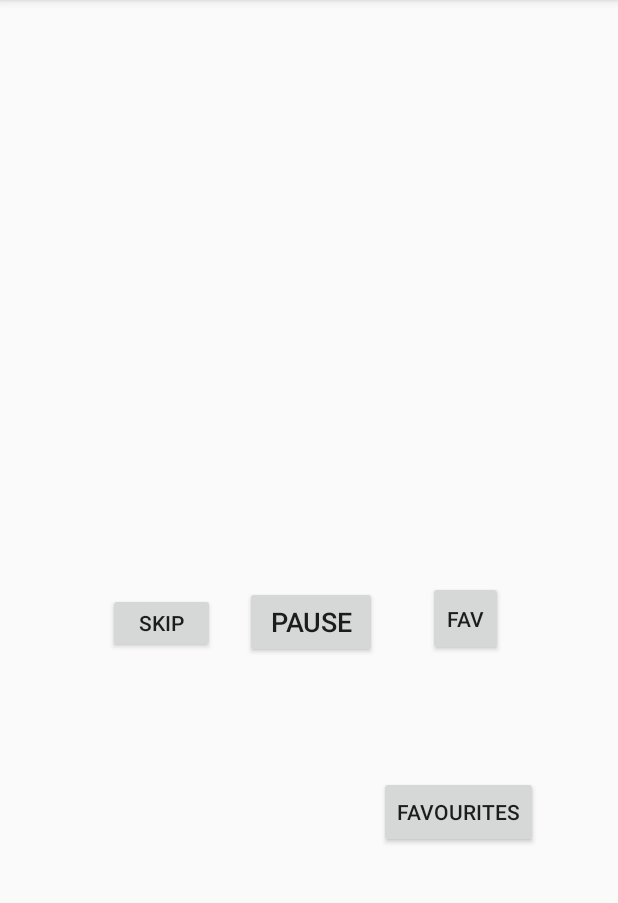
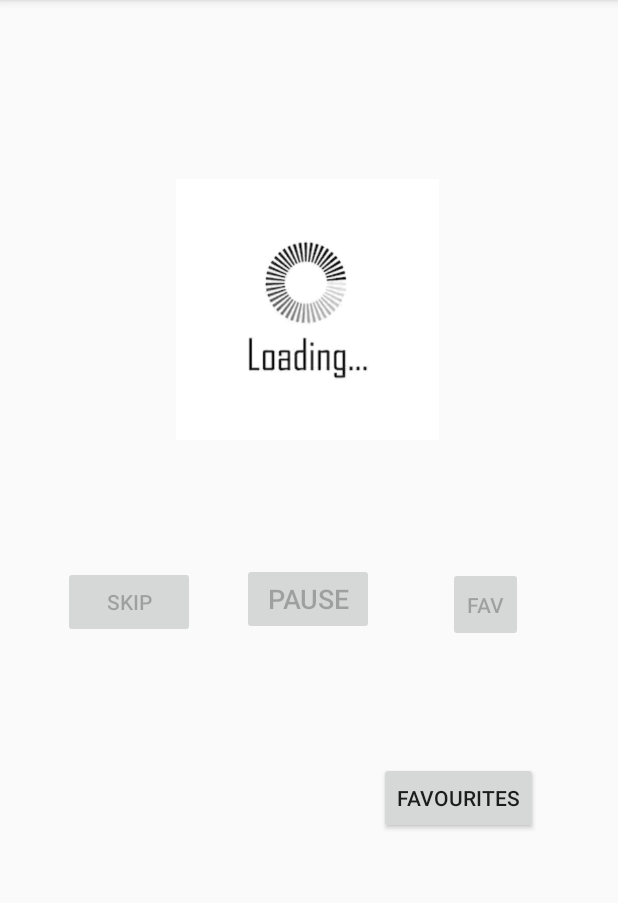
Before and after one commit to iam-Myr/Weather_Tunes, an Android app: the screen it shows after launch (MainActivity), on a phone screen of 412 x 824 dp, the part 84-987 px from its top. Run offline under Robolectric (Android 15) with nearby library versions, the phone set to English and light mode, and no system bars; our stand-ins replace Picasso; pictures from the network do not load.

Commit message:
Some UI improvements (listview, images...)

```diff
--- a/app/src/main/java/com/example/weathertunes/MainActivity.java
+++ b/app/src/main/java/com/example/weathertunes/MainActivity.java
@@ -27,14 +27,17 @@ import java.util.Random;
 import static android.Manifest.permission.ACCESS_FINE_LOCATION;
 import static android.content.pm.ActivityInfo.SCREEN_ORIENTATION_PORTRAIT;
 
+
 public class MainActivity extends AppCompatActivity implements FetchWeatherTask.OnTaskCompleted, FetchTrackTask.OnTaskCompleted {
 
     private static final int REQUEST_CODE_ACCESS_FINE_LOCATION = 1;
     private static boolean ACCESS_FINE_LOCATION_GRANTED = false;
     private static boolean WEATHER_FETCHED = false;
+    private static boolean MEDIAPLAYER_STARTED = false;
     private static String[] weather;
-    private static Track track;
-    public static SQLiteDatabase db;
+    private static Track currentTrack;
+    private Intent intent;
+    private static SQLiteDatabase db;
     private static MediaPlayer mediaPlayer;
 
     public static String[] ClearTags = {"happy", "brazil", "cute", "electric", "energy"};
@@ -46,7 +49,7 @@ public class MainActivity extends AppCompatActivity implements FetchWeatherTask.
 
     private TextView weatherTxt;
     private Button pauseBtn;
-    private Button songBtn;
+    private Button skipBtn;
     private Button favouritesBtn;
     private Button addToFavBtn;
     private TextView playingTxt;
@@ -57,15 +60,24 @@ public class MainActivity extends AppCompatActivity implements FetchWeatherTask.
         super.onCreate(savedInstanceState);
         setContentView(R.layout.activity_main);
 
+        Log.d("Main Activity", "started successfully");
+
         //Get activity items
         setRequestedOrientation(SCREEN_ORIENTATION_PORTRAIT);
-        songBtn = findViewById(R.id.skipBtn);
+        skipBtn = findViewById(R.id.skipBtn);
+        skipBtn.setEnabled(false);
         favouritesBtn = findViewById(R.id.favouritesBtn);
         addToFavBtn = findViewById(R.id.addToFavBtn);
-        this.weatherTxt = findViewById(R.id.weatherTxt);
+        addToFavBtn.setEnabled(false);
+        pauseBtn = findViewById(R.id.pauseBtn);
+        pauseBtn.setEnabled(false);
+        weatherTxt = findViewById(R.id.weatherTxt);
         playingTxt =  findViewById(R.id.playingTxt);
         songImg = findViewById(R.id.songImg);
-        pauseBtn = findViewById(R.id.pauseBtn);
+
+        intent = new Intent(MainActivity.this,FavouritesActivity.class);
+
+        songImg.setImageResource(getResources().getIdentifier("drawable/loading", null, this.getPackageName()));
 
         //Get location
         Location location =  getLocation();
@@ -81,13 +93,15 @@ public class MainActivity extends AppCompatActivity implements FetchWeatherTask.
             latitude = location.getLatitude();
         }
 
+        //Create Media player
+        mediaPlayer = new MediaPlayer();
+        mediaPlayer.setAudioStreamType(AudioManager.STREAM_MUSIC);
+
         //Get weather
         FetchWeatherTask fetchWeather = new FetchWeatherTask(longitude, latitude, this );
         fetchWeather.execute();
 
-        //Create Media player
-        mediaPlayer = new MediaPlayer();
-        mediaPlayer.setAudioStreamType(AudioManager.STREAM_MUSIC);
+
         mediaPlayer.setOnCompletionListener(new MediaPlayer.OnCompletionListener() {
             @Override
             public void onCompletion(MediaPlayer mp) {
@@ -101,10 +115,14 @@ public class MainActivity extends AppCompatActivity implements FetchWeatherTask.
         mediaPlayer.setOnPreparedListener(new MediaPlayer.OnPreparedListener() {
             @Override
             public void onPrepared(MediaPlayer player) {
-                playingTxt.setText("Now Playing: " + track.getName());
-                Picasso.with(getApplicationContext()).load(track.getAlbum_image()).into(songImg);
+                playingTxt.setText("Now Playing: " + currentTrack.getName());
+                Picasso.with(getApplicationContext()).load(currentTrack.getAlbum_image()).into(songImg);
                 pauseBtn.setText("PAUSE");
                 player.start();
+                MEDIAPLAYER_STARTED = true;
+                addToFavBtn.setEnabled(true);
+                pauseBtn.setEnabled(true);
+                skipBtn.setEnabled(true);
             }
 
 
@@ -113,6 +131,7 @@ public class MainActivity extends AppCompatActivity implements FetchWeatherTask.
         mediaPlayer.setOnErrorListener(new MediaPlayer.OnErrorListener() {
             @Override
             public boolean onError(MediaPlayer mp, int what, int extra) {
+                Toast.makeText(getApplicationContext(), "An error occured", Toast.LENGTH_SHORT).show();
                 mediaPlayer.reset();
                 return false;
             }
@@ -137,13 +156,11 @@ public class MainActivity extends AppCompatActivity implements FetchWeatherTask.
                 "    PRIMARY KEY(\"id\")\n" +
                 ");");
 
-        //Make buttons visible
 
-
-        songBtn.setOnClickListener(new View.OnClickListener() {
+        skipBtn.setOnClickListener(new View.OnClickListener() {
             @Override
             public void onClick(View v) {
-                //Picasso.with(getApplicationContext()).load(loadingUrl).into(songImg);
+                songImg.setImageResource(getResources().getIdentifier("drawable/loading", null, "com.example.weathertunes"));
                 if(WEATHER_FETCHED) {
                     mediaPlayer.reset();
                     fetchTrack(weather[1]);
@@ -154,16 +171,16 @@ public class MainActivity extends AppCompatActivity implements FetchWeatherTask.
         addToFavBtn.setOnClickListener(new View.OnClickListener() {
             @Override
             public void onClick(View v) {
-                if (track != null){
-                    int id = track.getId();
-                    String name = track.getName();
-                    int duration = track.getDuration();
-                    int artist_id = track.getArtist_id();
-                    String artist_name = track.getArtist_name();
-                    String album_name = track.getAlbum_name();
-                    int album_id = track.getAlbum_id();
-                    String album_image = track.getAlbum_image();
-                    String audio_url = track.getAudio_url();
+                if (currentTrack != null){
+                    int id = currentTrack.getId();
+                    String name = currentTrack.getName();
+                    int duration = currentTrack.getDuration();
+                    int artist_id = currentTrack.getArtist_id();
+                    String artist_name = currentTrack.getArtist_name();
+                    String album_name = currentTrack.getAlbum_name();
+                    int album_id = currentTrack.getAlbum_id();
+                    String album_image = currentTrack.getAlbum_image();
+                    String audio_url = currentTrack.getAudio_url();
 
                     db.execSQL("INSERT OR IGNORE INTO Favourites(id,name,duration,artist_id,artist_name,album_name,album_id,album_image,audio_url)" +
                             "VALUES ('"+id+"','"+name+"','"+duration+"', '"+artist_id+"','"+artist_name+"','"+album_name+"','"+album_id+"','"+album_image+"','"+audio_url+"')");
@@ -175,8 +192,8 @@ public class MainActivity extends AppCompatActivity implements FetchWeatherTask.
         favouritesBtn.setOnClickListener(new View.OnClickListener() {
             @Override
             public void onClick(View v) {
-                Intent intent = new Intent(MainActivity.this,FavouritesActivity.class);
-                intent.putExtra("weather", weather[1]);
+                //intent.putExtra("weather", weather[1]); attempts to read from null array
+                intent.putExtra("playerStarted",MEDIAPLAYER_STARTED);
 
                 startActivity(intent);
             }
@@ -194,7 +211,22 @@ public class MainActivity extends AppCompatActivity implements FetchWeatherTask.
                 }
             }
         });
+
+       /* loopCheck.setOnClickListener(new View.OnClickListener() {
+            @Override
+            public void onClick(View v) {
+                if(mediaPlayer.isPlaying()){
+                    if (loopCheck.isChecked())
+                        mediaPlayer.setLooping(true);
+                    else
+                        mediaPlayer.setLooping(false);
+                }
+            }
+        });
+
+        */
     }
+
 
     @Override
     protected void onDestroy() {
@@ -221,11 +253,11 @@ public class MainActivity extends AppCompatActivity implements FetchWeatherTask.
 
     @Override
     public void onTrackFetchCompleted(Track result) {
-        track = result;
+        currentTrack = result;
 
         try {
-            if (track != null) {
-                mediaPlayer.setDataSource(track.getAudio_url());
+            if (currentTrack != null) {
+                mediaPlayer.setDataSource(currentTrack.getAudio_url());
                 mediaPlayer.prepareAsync();
             }
             else Toast.makeText(getApplicationContext(), "Couldn't fetch song", Toast.LENGTH_SHORT).show();
@@ -284,6 +316,9 @@ public class MainActivity extends AppCompatActivity implements FetchWeatherTask.
     }
 
     public void fetchTrack(String weather){
+        pauseBtn.setEnabled(false);
+        skipBtn.setEnabled(false);
+        addToFavBtn.setEnabled(false);
         String tag = generateTag(weather);
 
         FetchTrackTask fetchTrack = new FetchTrackTask(tag, this);
--- a/app/src/main/res/layout/activity_favourites.xml
+++ b/app/src/main/res/layout/activity_favourites.xml
@@ -7,9 +7,11 @@
     tools:context=".FavouritesActivity">
 
     <TextView
-        android:id="@+id/weatherTxt2"
+        android:id="@+id/favouritesTxt"
         android:layout_width="0dp"
         android:layout_height="wrap_content"
+        android:text="Favourites"
+        android:textAlignment="center"
         android:textColor="#000000"
         android:textSize="24sp"
         app:layout_constraintEnd_toEndOf="parent"
@@ -24,6 +26,6 @@
         app:layout_constraintEnd_toEndOf="parent"
         app:layout_constraintHorizontal_bias="0.0"
         app:layout_constraintStart_toStartOf="parent"
-        app:layout_constraintTop_toBottomOf="@+id/weatherTxt2" />
+        app:layout_constraintTop_toBottomOf="@+id/favouritesTxt" />
 
 </androidx.constraintlayout.widget.ConstraintLayout>
--- a/app/src/main/res/layout/activity_main.xml
+++ b/app/src/main/res/layout/activity_main.xml
@@ -8,20 +8,20 @@
 
     <Button
         android:id="@+id/skipBtn"
-        android:layout_width="71dp"
-        android:layout_height="40dp"
-        android:layout_marginStart="72dp"
-        android:layout_marginTop="36dp"
+        android:layout_width="wrap_content"
+        android:layout_height="wrap_content"
         android:text="SKIP"
         android:textSize="14sp"
+        app:layout_constraintBottom_toBottomOf="parent"
         app:layout_constraintEnd_toStartOf="@+id/pauseBtn"
-        app:layout_constraintHorizontal_bias="0.0"
+        app:layout_constraintHorizontal_bias="0.573"
         app:layout_constraintStart_toStartOf="parent"
-        app:layout_constraintTop_toBottomOf="@+id/playingTxt" />
+        app:layout_constraintTop_toBottomOf="@+id/playingTxt"
+        app:layout_constraintVertical_bias="0.094" />
 
     <TextView
         android:id="@+id/playingTxt"
-        android:layout_width="411dp"
+        android:layout_width="0dp"
         android:layout_height="wrap_content"
         android:layout_marginTop="24dp"
         android:textAlignment="center"
@@ -35,22 +35,26 @@
         android:id="@+id/addToFavBtn"
         android:layout_width="50dp"
         android:layout_height="50dp"
-        android:layout_marginStart="34dp"
-        android:layout_marginTop="28dp"
         android:text="FAV"
+        app:layout_constraintBottom_toBottomOf="parent"
         app:layout_constraintEnd_toEndOf="parent"
-        app:layout_constraintHorizontal_bias="0.0"
+        app:layout_constraintHorizontal_bias="0.437"
         app:layout_constraintStart_toEndOf="@+id/pauseBtn"
-        app:layout_constraintTop_toBottomOf="@+id/playingTxt" />
+        app:layout_constraintTop_toBottomOf="@+id/playingTxt"
+        app:layout_constraintVertical_bias="0.095" />
 
     <TextView
         android:id="@+id/weatherTxt"
-        android:layout_width="411dp"
+        android:layout_width="0dp"
         android:layout_height="wrap_content"
+        android:textColor="#021218"
         android:textSize="24sp"
+        app:layout_constraintBottom_toBottomOf="parent"
         app:layout_constraintEnd_toEndOf="parent"
+        app:layout_constraintHorizontal_bias="0.0"
         app:layout_constraintStart_toStartOf="parent"
-        app:layout_constraintTop_toTopOf="parent" />
+        app:layout_constraintTop_toTopOf="parent"
+        app:layout_constraintVertical_bias="0.0" />
 
     <Button
         android:id="@+id/favouritesBtn"
@@ -58,34 +62,36 @@
         android:layout_height="wrap_content"
         android:layout_marginTop="80dp"
         android:text="FAVOURITES"
+        app:layout_constraintBottom_toBottomOf="parent"
         app:layout_constraintEnd_toEndOf="parent"
         app:layout_constraintHorizontal_bias="0.825"
         app:layout_constraintStart_toStartOf="parent"
-        app:layout_constraintTop_toBottomOf="@+id/addToFavBtn" />
+        app:layout_constraintTop_toBottomOf="@+id/addToFavBtn"
+        app:layout_constraintVertical_bias="0.0" />
 
     <ImageView
         android:id="@+id/songImg"
         android:layout_width="186dp"
         android:layout_height="174dp"
-        android:layout_marginTop="104dp"
+        app:layout_constraintBottom_toBottomOf="parent"
         app:layout_constraintEnd_toEndOf="parent"
         app:layout_constraintHorizontal_bias="0.497"
         app:layout_constraintStart_toStartOf="parent"
         app:layout_constraintTop_toBottomOf="@+id/weatherTxt"
-        tools:srcCompat="@tools:sample/avatars" />
+        app:layout_constraintVertical_bias="0.154"
+        tools:srcCompat="@android:drawable/btn_star_big_on" />
 
     <Button
         android:id="@+id/pauseBtn"
         android:layout_width="wrap_content"
         android:layout_height="wrap_content"
-        android:layout_marginTop="20dp"
         android:text="PAUSE"
         android:textSize="18sp"
         app:layout_constraintBottom_toBottomOf="parent"
         app:layout_constraintEnd_toEndOf="parent"
-        app:layout_constraintHorizontal_bias="0.504"
+        app:layout_constraintHorizontal_bias="0.498"
         app:layout_constraintStart_toStartOf="parent"
         app:layout_constraintTop_toBottomOf="@+id/playingTxt"
-        app:layout_constraintVertical_bias="0.033" />
+        app:layout_constraintVertical_bias="0.089" />
 
 </androidx.constraintlayout.widget.ConstraintLayout>
```
Also changed, not shown: app/src/main/java/com/example/weathertunes/FavouritesActivity.java (+18 -13 lines), app/src/main/java/com/example/weathertunes/FavouritesAdapter.java (+7 -1 lines), app/src/main/res/layout/list_item_favourite.xml (+56 -17 lines), app/src/main/res/drawable/loading.png (added).
